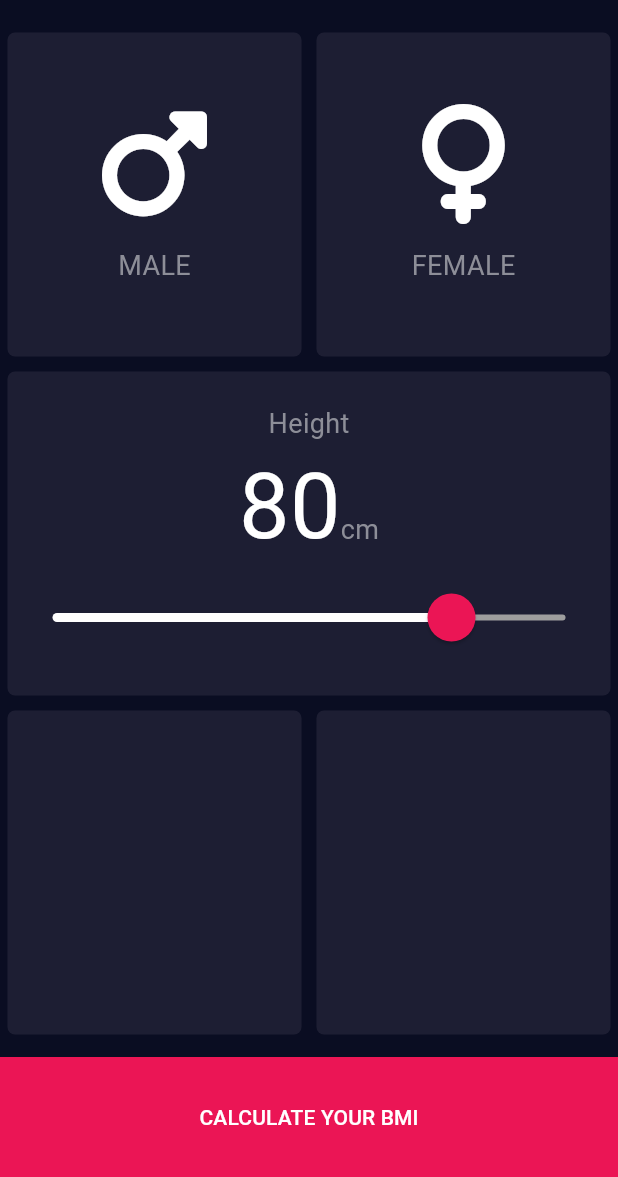
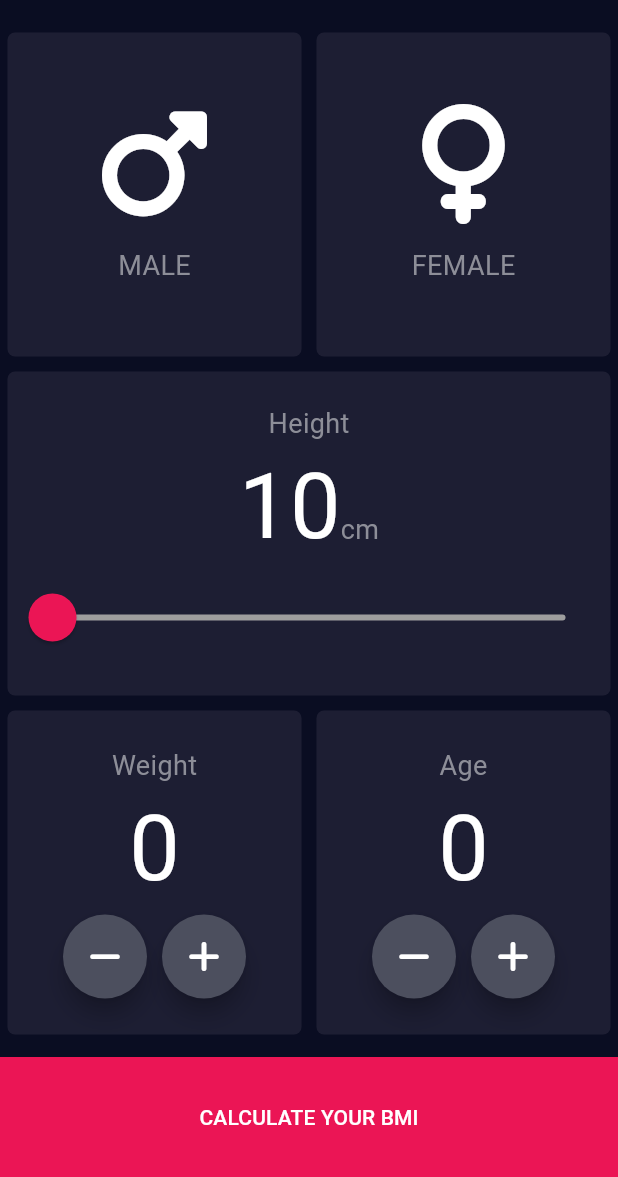
Before and after one commit to ziyadrahman/bmi-Calculator, a Flutter app: the screen it shows after launch, on a phone screen of 412 x 824 dp, the part 59-1236 px from its top. Run offline on Flutter 3.47's test engine with Material 3 defaults, Android fonts, the phone set to English and light mode, and no system bars; our stand-ins replace font_awesome_flutter.

Commit message:
1.Weight and Height Input section implemented 2.Rounded icon button widget added

```diff
--- /dev/null
+++ b/lib/Components/RoundedIconButton.dart
@@ -0,0 +1,27 @@
+import 'package:flutter/material.dart';
+
+class RoundedIconButton extends StatelessWidget {
+  final IconData icon;
+  final VoidCallback onPressed;
+
+  const RoundedIconButton({
+    super.key,
+    required this.icon,
+    required this.onPressed,
+  });
+
+  @override
+  Widget build(BuildContext context) {
+    return RawMaterialButton(
+      onPressed: onPressed,
+      elevation: 6.0,
+      constraints: const BoxConstraints.tightFor(
+        width: 56.0,
+        height: 56.0,
+      ),
+      shape: const CircleBorder(),
+      fillColor: const Color(0xFF4C4F5E),
+      child: Icon(icon, color: Colors.white),
+    );
+  }
+}
--- a/lib/main.dart
+++ b/lib/main.dart
@@ -6,6 +6,8 @@ import 'package:bmi_calculator_flutter_learning/Components/ReusableCard.dart';
 import 'package:flutter/widgets.dart';
 import 'package:bmi_calculator_flutter_learning/Styles/color.dart';
 import 'package:font_awesome_flutter/font_awesome_flutter.dart';
+import 'package:bmi_calculator_flutter_learning/Components/RoundedIconButton.dart'; // Import the new widget
+
 import 'common.dart';
 
 const bottomContainerHeight = 80.0;
@@ -62,7 +64,9 @@ class _MyHomePageState extends State<MyHomePage> {
   Color inActiveCardColor = const Color(0xFF1D1E33);
 
   Gender? selectedGender;
-  late int height = 80;
+  late int height = 10;
+  int weight = 0;
+  int age = 0;
 
   @override
   Widget build(BuildContext context) {
@@ -161,19 +165,85 @@ class _MyHomePageState extends State<MyHomePage> {
                 ),
               ),
             ),
-            const Expanded(
+            Expanded(
                 child: Row(
               children: <Widget>[
                 Expanded(
-                    child: ReusableCard(
-                  color: kReusableCardColor,
-                  key: null,
-                )),
+                  child: ReusableCard(
+                    color: kReusableCardColor,
+                    cardChild: Column(
+                      mainAxisAlignment: MainAxisAlignment.center,
+                      children: [
+                        const Text('Weight', style: kLabelTextStyle),
+                        Text(weight.toString(), style: kNumberTextStyle),
+                        Row(
+                          mainAxisAlignment: MainAxisAlignment.center,
+                          children: [
+                            // Use RoundedIconButton for Decreasing Weight
+                            RoundedIconButton(
+                              icon: FontAwesomeIcons.minus,
+                              onPressed: () {
+                                setState(() {
+                                  if (weight != 0) {
+                                    weight--;
+                                  }
+                                });
+                              },
+                            ),
+                            const SizedBox(width: 10.0),
+                            // Use RoundedIconButton for Increasing Weight
+                            RoundedIconButton(
+                              icon: FontAwesomeIcons.plus,
+                              onPressed: () {
+                                setState(() {
+                                  weight++;
+                                });
+                              },
+                            ),
+                          ],
+                        ),
+                      ],
+                    ),
+                  ),
+                ),
                 Expanded(
-                    child: ReusableCard(
-                  color: kReusableCardColor,
-                  key: null,
-                )),
+                  child: ReusableCard(
+                    color: kReusableCardColor,
+                    cardChild: Column(
+                      mainAxisAlignment: MainAxisAlignment.center,
+                      children: [
+                        const Text('Age', style: kLabelTextStyle),
+                        Text(age.toString(), style: kNumberTextStyle),
+                        Row(
+                          mainAxisAlignment: MainAxisAlignment.center,
+                          children: [
+                            // Use RoundedIconButton for Decreasing Weight
+                            RoundedIconButton(
+                              icon: FontAwesomeIcons.minus,
+                              onPressed: () {
+                                setState(() {
+                                  if (age != 0) {
+                                    age--;
+                                  }
+                                });
+                              },
+                            ),
+                            const SizedBox(width: 10.0),
+                            // Use RoundedIconButton for Increasing Weight
+                            RoundedIconButton(
+                              icon: FontAwesomeIcons.plus,
+                              onPressed: () {
+                                setState(() {
+                                  age++;
+                                });
+                              },
+                            ),
+                          ],
+                        ),
+                      ],
+                    ),
+                  ),
+                ),
               ],
             )),
             Container(
```
